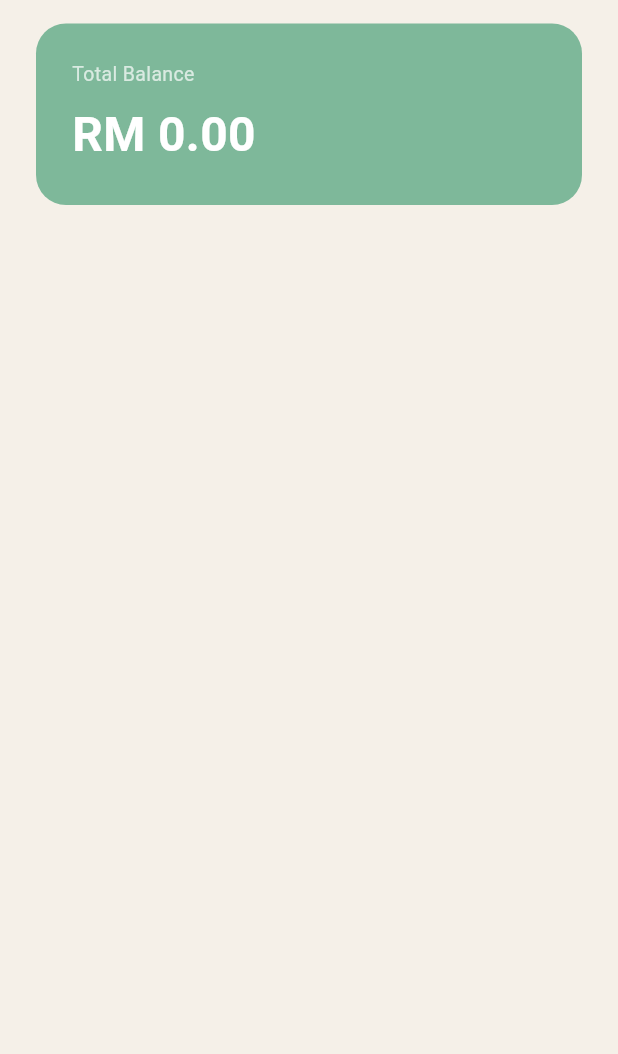
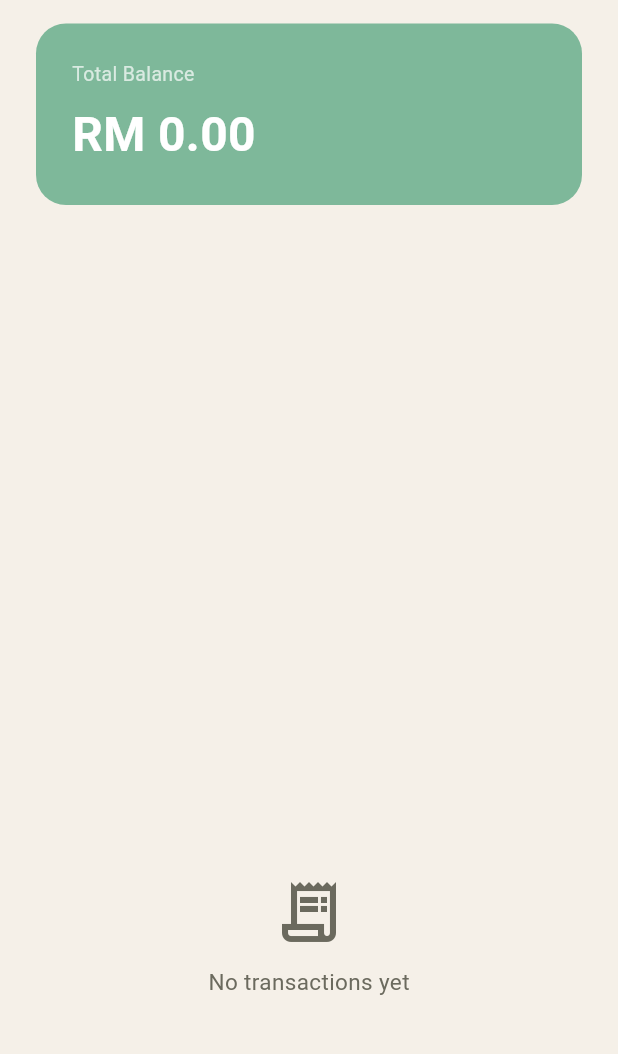
Before and after one commit to SalientHeroes/smart-finance-tracker, a Flutter app: the screen it shows after launch, on a phone screen of 412 x 824 dp, the part 68-1122 px from its top. Run offline on Flutter 3.47's test engine with Material 3 defaults, Android fonts, the phone set to English and light mode, and no system bars; our stand-ins replace flutter_riverpod; Roboto replaces fonts that are missing (Nunito, SpaceMono).

Commit message:
Phase 5: Home screen - transaction list and empty state added

```diff
--- a/lib/screens/home_screen.dart
+++ b/lib/screens/home_screen.dart
@@ -69,6 +69,43 @@ class HomeScreen extends ConsumerWidget {
                 ),
               ),
             ),
+
+            const SizedBox(height: 24),
+
+            // ── Transaction List ──
+            Expanded(
+              child: ListView.builder(
+                padding: const EdgeInsets.symmetric(horizontal: 24),
+                itemCount: 0,
+                itemBuilder: (context, index) => const SizedBox(),
+              ),
+            ),
+
+            // ── Empty State ──
+            if (true)
+              Expanded(
+                child: Center(
+                  child: Column(
+                    mainAxisAlignment: MainAxisAlignment.center,
+                    children: [
+                      Icon(
+                        Icons.receipt_long_outlined,
+                        size: 48,
+                        color: AppTheme.subtextColor,
+                      ),
+                      const SizedBox(height: 12),
+                      Text(
+                        'No transactions yet',
+                        style: TextStyle(
+                          fontFamily: AppTheme.fontSans,
+                          fontSize: 15,
+                          color: AppTheme.subtextColor,
+                        ),
+                      ),
+                    ],
+                  ),
+                ),
+              ),
           ],
         ),
       ),
```
